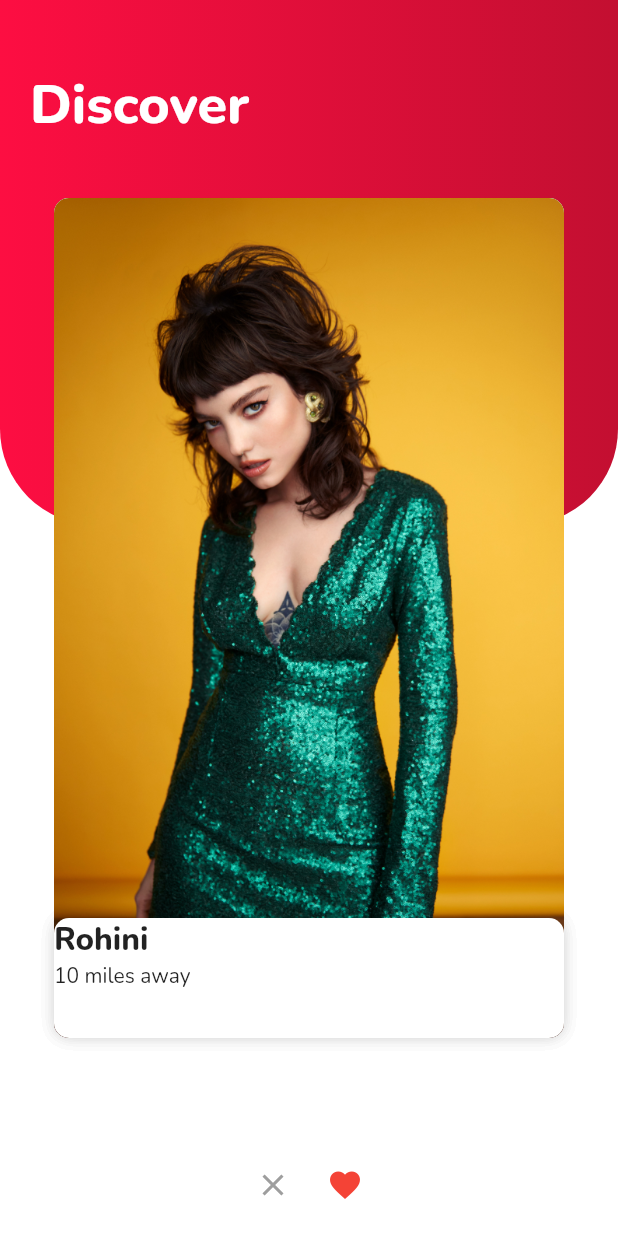
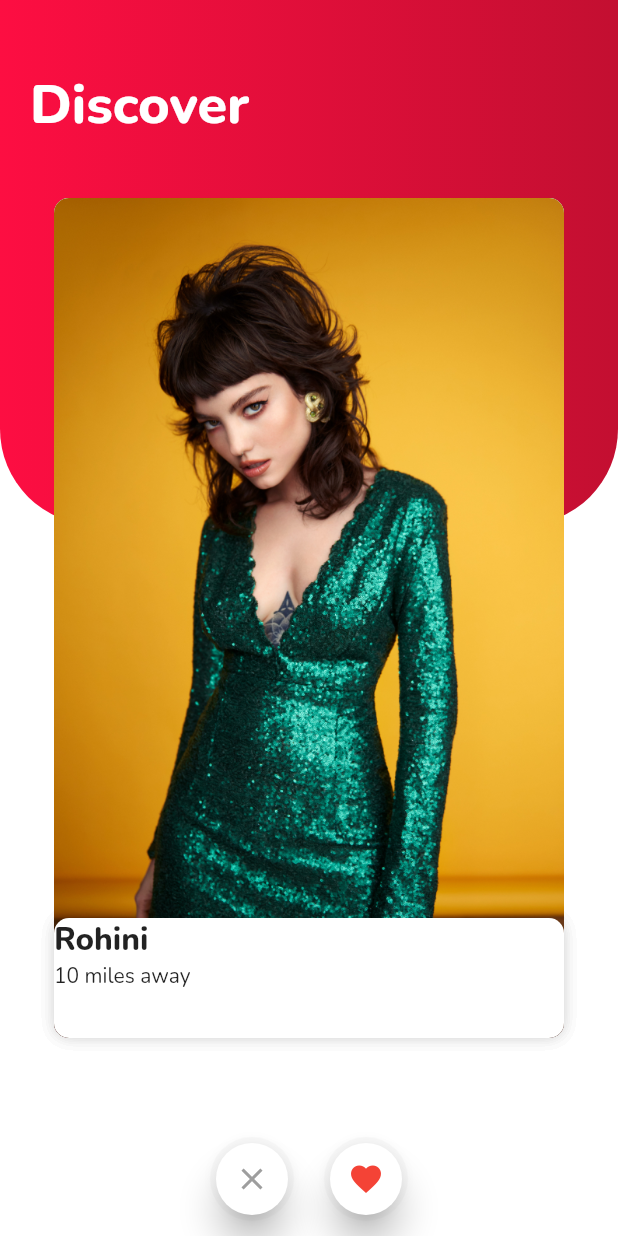
Before and after one commit to shubhamhackz/dating_app, a Flutter app: the screen it shows after launch, after a tap on the "close" icon, on a phone screen of 412 x 824 dp. Run offline on Flutter 3.47's test engine with Material 2 defaults, Android fonts, the phone set to English and light mode, and no system bars.

Commit message:
swipe fix

```diff
--- a/lib/main.dart
+++ b/lib/main.dart
@@ -67,7 +67,8 @@ class _CardStacksWidgetState extends State<CardStacksWidget>
   ];
 
   late final AnimationController _animationController;
-  Swipe swipe = Swipe.none;
+  // Swipe swipe = Swipe.none;
+  ValueNotifier<Swipe> swipeNotifier = ValueNotifier(Swipe.none);
 
   @override
   void initState() {
@@ -78,10 +79,10 @@ class _CardStacksWidgetState extends State<CardStacksWidget>
     );
     _animationController.addStatusListener((status) {
       if (status == AnimationStatus.completed) {
-        setState(() {
         dragabbleItems.removeLast();
         _animationController.reset();
-        });
+
+        swipeNotifier.value = Swipe.none;
       }
     });
   }
@@ -98,7 +99,9 @@ class _CardStacksWidgetState extends State<CardStacksWidget>
             // height: 700,
             child: ClipRRect(
               borderRadius: BorderRadius.circular(10),
-              child: Stack(
+              child: ValueListenableBuilder(
+                valueListenable: swipeNotifier,
+                builder: (context, swipe, _) => Stack(
                   clipBehavior: Clip.none,
                   alignment: Alignment.center,
                   children: List.generate(dragabbleItems.length, (index) {
@@ -134,8 +137,8 @@ class _CardStacksWidgetState extends State<CardStacksWidget>
                               .animate(
                             CurvedAnimation(
                               parent: _animationController,
-                            curve:
-                                const Interval(0, 0.4, curve: Curves.easeInOut),
+                              curve: const Interval(0, 0.4,
+                                  curve: Curves.easeInOut),
                             ),
                           ),
                           child: Container(
@@ -145,6 +148,8 @@ class _CardStacksWidgetState extends State<CardStacksWidget>
                               asset: dragabbleItems[index],
                               index: index,
                               width: 340,
+                              swipeNotifier: swipeNotifier,
+                              isLastCard: true,
                             ),
                           ),
                         ),
@@ -157,10 +162,12 @@ class _CardStacksWidgetState extends State<CardStacksWidget>
                           asset: dragabbleItems[index],
                           index: index,
                           width: 340,
+                          swipeNotifier: swipeNotifier,
                         ),
                       );
                     }
                   }),
+                ),
               ),
             ),
           ),
@@ -171,9 +178,19 @@ class _CardStacksWidgetState extends State<CardStacksWidget>
             child: Row(
               mainAxisAlignment: MainAxisAlignment.center,
               children: [
-                IconButton(
+                Material(
+                  shape: const CircleBorder(),
+                  child: Card(
+                    elevation: 10,
+                    shape: RoundedRectangleBorder(
+                      borderRadius: BorderRadius.circular(35.0),
+                    ),
+                    child: IconButton(
                       onPressed: () {
-                    swipe = Swipe.left;
+                        swipeNotifier.value = Swipe.left;
+                        // setState(() {
+                        //   swipe = Swipe.left;
+                        // });
                         _animationController.forward();
                       },
                       icon: const Icon(
@@ -181,14 +198,29 @@ class _CardStacksWidgetState extends State<CardStacksWidget>
                         color: Colors.grey,
                       ),
                     ),
-                IconButton(
+                  ),
+                ),
+                const SizedBox(width: 20),
+                Material(
+                  shape: const CircleBorder(),
+                  child: Card(
+                    elevation: 10,
+                    shape: RoundedRectangleBorder(
+                      borderRadius: BorderRadius.circular(35.0),
+                    ),
+                    child: IconButton(
                       onPressed: () {
-                    swipe = Swipe.right;
+                        swipeNotifier.value = Swipe.right;
+                        // setState(() {
+                        //   swipe = Swipe.right;
+                        // });
                         _animationController.forward();
                       },
                       icon: const Icon(
                         Icons.favorite,
                         color: Colors.red,
+                      ),
+                    ),
                   ),
                 ),
               ],
@@ -294,12 +326,19 @@ class TagWidget extends StatelessWidget {
 enum Swipe { left, right, none }
 
 class DragWidget extends StatefulWidget {
-  const DragWidget(
-      {Key? key, required this.asset, required this.index, required this.width})
-      : super(key: key);
+  const DragWidget({
+    Key? key,
+    required this.asset,
+    required this.index,
+    required this.width,
+    required this.swipeNotifier,
+    this.isLastCard = false,
+  }) : super(key: key);
   final String asset;
   final int index;
   final double width;
+  final ValueNotifier<Swipe> swipeNotifier;
+  final bool isLastCard;
 
   @override
   State<DragWidget> createState() => _DragWidgetState();
@@ -307,18 +346,19 @@ class DragWidget extends StatefulWidget {
 
 class _DragWidgetState extends State<DragWidget>
     with SingleTickerProviderStateMixin {
-  Swipe swipe = Swipe.none;
-  ValueNotifier<Swipe> swipeNotifier = ValueNotifier(Swipe.none);
+  // Swipe swipe = Swipe.none;
+  late ValueNotifier<Swipe> swipeNotifier;
   late AnimationController _controller;
 
   @override
   void initState() {
+    super.initState();
+    swipeNotifier = widget.swipeNotifier;
     _controller = AnimationController(
       duration: const Duration(milliseconds: 250),
       vsync: this,
     );
     _controller.forward();
-    super.initState();
   }
 
   @override
@@ -326,10 +366,6 @@ class _DragWidgetState extends State<DragWidget>
     return Draggable<int>(
       // Data is the value this Draggable stores.
       data: widget.index,
-      // feedback: Transform.rotate(
-      //   angle: math.pi / 9,
-      //   child: SwipeCard(color: widget.color),
-      // ),
       feedback: Material(
         color: Colors.transparent,
         child: ValueListenableBuilder(
@@ -350,7 +386,8 @@ class _DragWidgetState extends State<DragWidget>
                       asset: widget.asset,
                       width: widget.width,
                     ),
-                    swipe == Swipe.right
+                    swipe != Swipe.none && widget.isLastCard
+                        ? swipe == Swipe.right
                             ? Positioned(
                                 top: 40,
                                 left: 20,
@@ -372,55 +409,70 @@ class _DragWidgetState extends State<DragWidget>
                                     color: Colors.red[400]!,
                                   ),
                                 ),
-                          ),
+                              )
+                        : const SizedBox.shrink(),
                   ],
                 ),
               );
             }),
       ),
       onDragUpdate: (DragUpdateDetails dragUpdateDetails) {
-        // setState(() {
-
-        // });
-        if (dragUpdateDetails.delta.dx > 0 ||
+        if (dragUpdateDetails.delta.dx > 0 &&
             dragUpdateDetails.globalPosition.dx >
                 MediaQuery.of(context).size.width / 2) {
           swipeNotifier.value = Swipe.right;
-        } else if (dragUpdateDetails.delta.dx < 0 ||
-            (dragUpdateDetails.globalPosition.dx <
-                MediaQuery.of(context).size.width / 2)) {
+        }
+        if (dragUpdateDetails.delta.dx < 0 &&
+            dragUpdateDetails.globalPosition.dx <
+                MediaQuery.of(context).size.width / 2) {
           swipeNotifier.value = Swipe.left;
         }
       },
-
-      // onDraggableCanceled: (_, __) {
-      //   setState(() {
-      //     swipe = Swipe.none;
-      //   });
-      // },
       onDragEnd: (drag) {
-        // if (drag.velocity.pixelsPerSecond.dx < 0) {
-        //   setState(() {
-        //     swipe = Swipe.left;
-        //   });
-        // } else {
-        //   setState(() {
-        //     swipe = Swipe.right;
-        //   });
-        // }
-        // setState(() {
         swipeNotifier.value = Swipe.none;
-        // });
       },
 
       childWhenDragging: Container(
         color: Colors.transparent,
       ),
 
-      child: SwipeCard(
+      child: ValueListenableBuilder(
+          valueListenable: swipeNotifier,
+          builder: (BuildContext context, Swipe swipe, Widget? child) {
+            return Stack(
+              children: [
+                SwipeCard(
                   asset: widget.asset,
                   width: widget.width,
                 ),
+                swipe != Swipe.none && widget.isLastCard
+                    ? swipe == Swipe.right
+                        ? Positioned(
+                            top: 40,
+                            left: 20,
+                            child: Transform.rotate(
+                              angle: 12,
+                              child: TagWidget(
+                                text: 'LIKE',
+                                color: Colors.green[400]!,
+                              ),
+                            ),
+                          )
+                        : Positioned(
+                            top: 50,
+                            right: 24,
+                            child: Transform.rotate(
+                              angle: -12,
+                              child: TagWidget(
+                                text: 'DISLIKE',
+                                color: Colors.red[400]!,
+                              ),
+                            ),
+                          )
+                    : const SizedBox.shrink(),
+              ],
+            );
+          }),
     );
   }
 }
```
Lines whose indentation alone changed are shown as unchanged.
